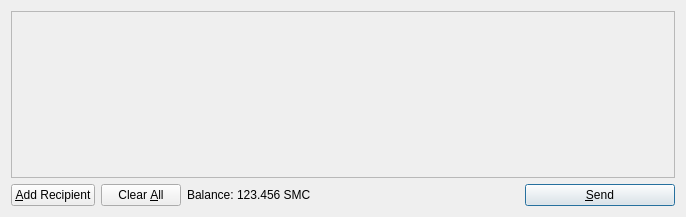
Above: src/qt/forms/sendcoinsdialog.ui from tocacyy/BudCoin before the change. Below: the same form after it.
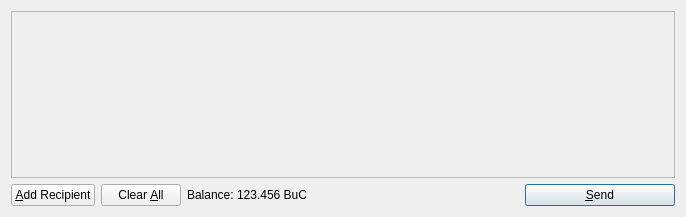
That is the form after the change. Icons and pictures are not drawn.

Diff of the .ui file:
```diff
--- a/src/qt/forms/sendcoinsdialog.ui
+++ b/src/qt/forms/sendcoinsdialog.ui
@@ -119,7 +119,7 @@
           <cursorShape>IBeamCursor</cursorShape>
          </property>
          <property name="text">
-          <string>123.456 SMC</string>
+          <string>123.456 BuC</string>
          </property>
          <property name="textInteractionFlags">
           <set>Qt::LinksAccessibleByMouse|Qt::TextSelectableByKeyboard|Qt::TextSelectableByMouse</set>
```
